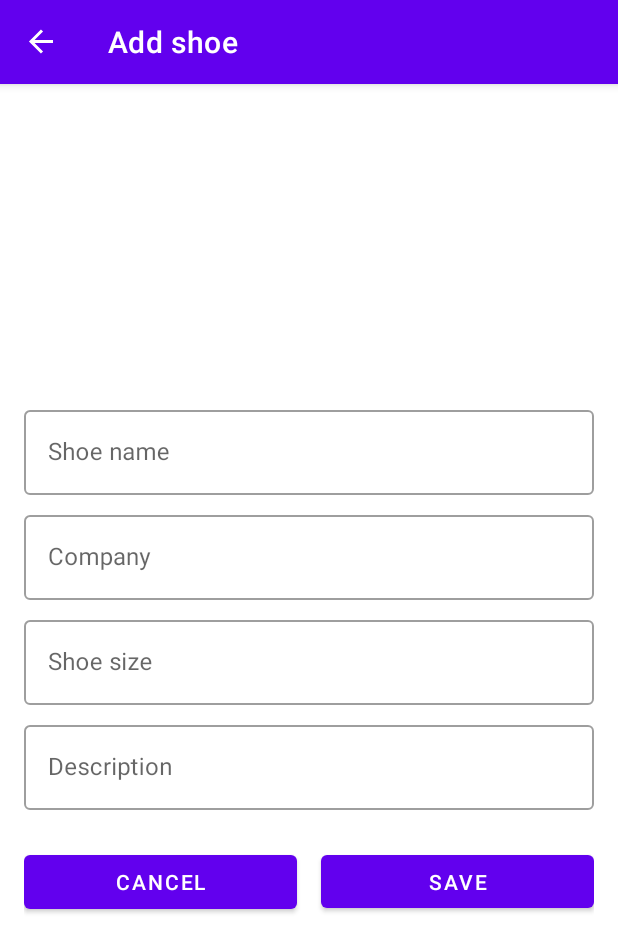
After one commit to milanileandro/android-kotlin-udacity-nanodegree, an Android app: the AddShoeFragment screen opened through its navigation route, on a phone screen of 412 x 824 dp. The commit adds this screen. Shown: the top 952 px of the screen. Run offline under Robolectric (Android 15) with nearby library versions, the phone set to English and light mode, and no system bars; our stand-ins replace data binding, navigation-ui; Roboto replaces fonts that are not available here.

Commit message:
Add screen add shoe

```diff
--- /dev/null
+++ b/ShoeStore/app/src/main/java/com/milanileandro/shoestore/fragment/AddShoeFragment.kt
@@ -0,0 +1,29 @@
+package com.milanileandro.shoestore.fragment
+
+import android.os.Bundle
+import android.view.LayoutInflater
+import android.view.View
+import android.view.ViewGroup
+import androidx.databinding.DataBindingUtil
+import androidx.fragment.app.Fragment
+import com.milanileandro.shoestore.R
+import com.milanileandro.shoestore.databinding.FragmentAddShoeBinding
+
+class AddShoeFragment : Fragment() {
+    override fun onCreateView(
+        inflater: LayoutInflater,
+        container: ViewGroup?,
+        savedInstanceState: Bundle?
+    ): View? {
+
+        return DataBindingUtil.inflate<FragmentAddShoeBinding>(
+            inflater,
+            R.layout.fragment_add_shoe, container, false
+        ).root
+    }
+
+    override fun onViewCreated(view: View, savedInstanceState: Bundle?) {
+        super.onViewCreated(view, savedInstanceState)
+
+    }
+}
--- /dev/null
+++ b/ShoeStore/app/src/main/res/layout/fragment_add_shoe.xml
@@ -0,0 +1,120 @@
+<?xml version="1.0" encoding="utf-8"?>
+<layout xmlns:android="http://schemas.android.com/apk/res/android"
+    xmlns:app="http://schemas.android.com/apk/res-auto"
+    xmlns:tools="http://schemas.android.com/tools"
+    tools:context=".fragment.AddShoeFragment">
+
+    <androidx.constraintlayout.widget.ConstraintLayout
+        android:layout_width="match_parent"
+        android:layout_height="match_parent"
+        android:padding="16dp">
+
+
+        <com.google.android.material.button.MaterialButton
+            android:id="@+id/buttonCancel"
+            android:layout_width="0dp"
+            android:layout_height="wrap_content"
+            android:layout_marginEnd="8dp"
+            android:text="@string/cancel"
+            app:layout_constraintBottom_toBottomOf="parent"
+            app:layout_constraintEnd_toStartOf="@+id/buttonSave"
+            app:layout_constraintHorizontal_bias="0.5"
+            app:layout_constraintHorizontal_chainStyle="packed"
+            app:layout_constraintStart_toStartOf="parent"
+            app:layout_constraintTop_toBottomOf="@+id/textInputLayoutDescription"
+            app:layout_constraintVertical_bias="0.0" />
+
+        <com.google.android.material.button.MaterialButton
+            android:id="@+id/buttonSave"
+            android:layout_width="0dp"
+            android:layout_height="47dp"
+            android:layout_marginStart="8dp"
+            android:text="@string/save"
+            app:layout_constraintBottom_toBottomOf="parent"
+            app:layout_constraintEnd_toEndOf="parent"
+            app:layout_constraintHorizontal_bias="0.5"
+            app:layout_constraintStart_toEndOf="@+id/buttonCancel"
+            app:layout_constraintTop_toTopOf="@+id/buttonCancel"
+            app:layout_constraintVertical_bias="0.0" />
+
+        <com.google.android.material.textfield.TextInputLayout
+            android:id="@+id/textInputLayoutShoeName"
+            style="@style/Widget.MaterialComponents.TextInputLayout.OutlinedBox"
+            android:layout_width="match_parent"
+            android:layout_height="wrap_content"
+            android:layout_marginBottom="8dp"
+            android:ems="10"
+            android:hint="@string/shoe_name"
+            app:endIconMode="clear_text"
+            app:layout_constraintBottom_toTopOf="@+id/textInputLayoutCompany"
+            app:layout_constraintTop_toTopOf="parent"
+            app:layout_constraintVertical_chainStyle="packed"
+            tools:layout_editor_absoluteX="16dp">
+
+            <com.google.android.material.textfield.TextInputEditText
+                android:layout_width="match_parent"
+                android:layout_height="match_parent"
+                android:inputType="text" />
+        </com.google.android.material.textfield.TextInputLayout>
+
+        <com.google.android.material.textfield.TextInputLayout
+            android:id="@+id/textInputLayoutCompany"
+            style="@style/Widget.MaterialComponents.TextInputLayout.OutlinedBox"
+            android:layout_width="match_parent"
+            android:layout_height="wrap_content"
+            android:layout_marginBottom="8dp"
+            android:ems="10"
+            android:hint="@string/company"
+            app:endIconMode="clear_text"
+            app:layout_constraintBottom_toTopOf="@+id/textInputLayoutShoeSize"
+            app:layout_constraintTop_toBottomOf="@+id/textInputLayoutShoeName"
+            tools:layout_editor_absoluteX="16dp">
+
+            <com.google.android.material.textfield.TextInputEditText
+                android:layout_width="match_parent"
+                android:layout_height="match_parent"
+                android:inputType="text" />
+        </com.google.android.material.textfield.TextInputLayout>
+
+        <com.google.android.material.textfield.TextInputLayout
+            android:id="@+id/textInputLayoutShoeSize"
+            style="@style/Widget.MaterialComponents.TextInputLayout.OutlinedBox"
+            android:layout_width="match_parent"
+            android:layout_height="wrap_content"
+            android:layout_marginBottom="8dp"
+            android:ems="10"
+            android:hint="@string/shoe_size"
+            app:endIconMode="clear_text"
+            app:layout_constraintBottom_toTopOf="@+id/textInputLayoutDescription"
+            app:layout_constraintTop_toBottomOf="@+id/textInputLayoutCompany"
+            tools:layout_editor_absoluteX="16dp">
+
+            <com.google.android.material.textfield.TextInputEditText
+                android:layout_width="match_parent"
+                android:layout_height="match_parent"
+                android:inputType="numberDecimal" />
+        </com.google.android.material.textfield.TextInputLayout>
+
+        <com.google.android.material.textfield.TextInputLayout
+            android:id="@+id/textInputLayoutDescription"
+            style="@style/Widget.MaterialComponents.TextInputLayout.OutlinedBox"
+            android:layout_width="match_parent"
+            android:layout_height="wrap_content"
+            android:layout_marginBottom="24dp"
+            android:ems="10"
+            android:hint="@string/description"
+            app:endIconMode="clear_text"
+            app:layout_constraintBottom_toTopOf="@+id/buttonCancel"
+            app:layout_constraintTop_toBottomOf="@+id/textInputLayoutShoeSize"
+            tools:layout_editor_absoluteX="16dp">
+
+            <com.google.android.material.textfield.TextInputEditText
+                android:layout_width="match_parent"
+                android:layout_height="match_parent"
+                android:inputType="textImeMultiLine" />
+        </com.google.android.material.textfield.TextInputLayout>
+
+    </androidx.constraintlayout.widget.ConstraintLayout>
+
+
+</layout>
--- a/ShoeStore/app/src/main/res/navigation/navigation.xml
+++ b/ShoeStore/app/src/main/res/navigation/navigation.xml
@@ -37,7 +37,16 @@
     </fragment>
     <fragment
         android:id="@+id/shoesFragment"
-        android:name="com.milanileandro.shoestore.fragment.ShoesFragment"
+        android:name="com.milanileandro.shoestore.fragment.ShoesListFragment"
         android:label="Shoe list"
-        tools:layout="@layout/fragment_shoes" />
+        tools:layout="@layout/fragment_shoes_list">
+        <action
+            android:id="@+id/action_shoesFragment_to_shoeDetailsFragment"
+            app:destination="@id/addShoeFragment" />
+    </fragment>
+    <fragment
+        android:id="@+id/addShoeFragment"
+        android:name="com.milanileandro.shoestore.fragment.AddShoeFragment"
+        android:label="Add shoe"
+        tools:layout="@layout/fragment_add_shoe" />
 </navigation>
--- a/ShoeStore/app/src/main/res/values/strings.xml
+++ b/ShoeStore/app/src/main/res/values/strings.xml
@@ -12,4 +12,10 @@
     <string name="action_button_add_shoe">Action button add shoe</string>
     <string name="logout">Logout</string>
     <string name="menu">Menu</string>
+    <string name="shoe_name">Shoe name</string>
+    <string name="company">Company</string>
+    <string name="shoe_size">Shoe size</string>
+    <string name="cancel">Cancel</string>
+    <string name="save">Save</string>
+    <string name="description">Description</string>
 </resources>
```
